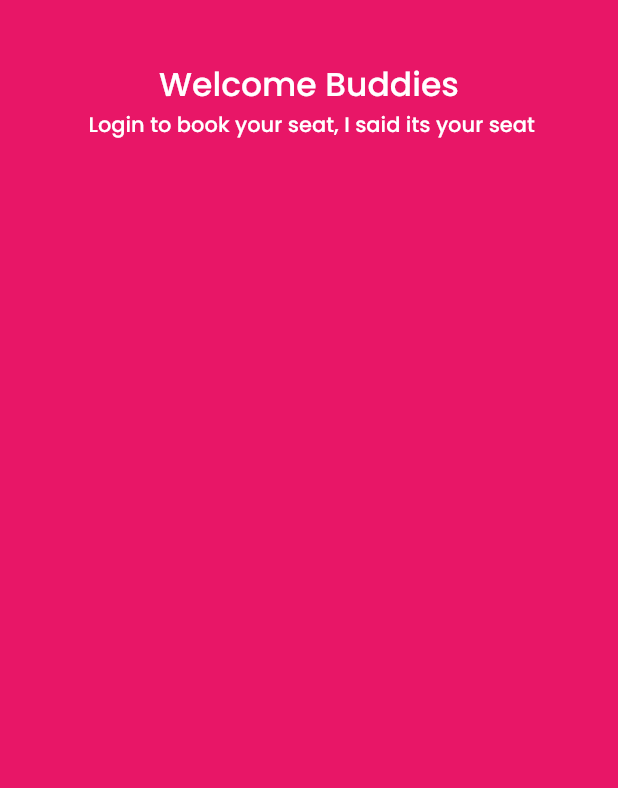
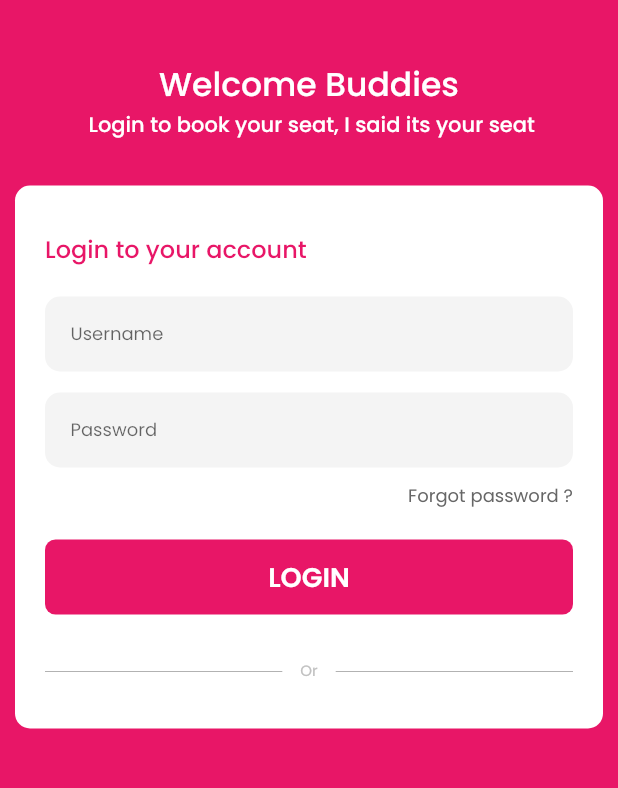
Before and after one commit to tranphunguyen98/movie_tickets, a Flutter app: the screen it shows after launch, on a phone screen of 412 x 824 dp, the part 167-955 px from its top. Run offline on Flutter 3.47's test engine with Material 2 defaults, Android fonts, the phone set to English and light mode, and no system bars; our stand-ins replace flutter_svg.

Commit message:
feat (Login): add widget login form

```diff
--- a/lib/presentation/screen/login/widget_login_form.dart
+++ b/lib/presentation/screen/login/widget_login_form.dart
@@ -1,8 +1,134 @@
+import 'package:find_seat/presentation/common_widgets/widget_spacer.dart';
+import 'package:find_seat/utils/my_const/my_const.dart';
 import 'package:flutter/material.dart';
 
 class WidgetLoginForm extends StatelessWidget {
   @override
   Widget build(BuildContext context) {
-    return Container();
+    return Container(
+      margin: EdgeInsets.symmetric(horizontal: 10),
+      padding: EdgeInsets.symmetric(horizontal: 20, vertical: 30),
+      decoration: BoxDecoration(
+        shape: BoxShape.rectangle,
+        borderRadius: BorderRadius.circular(10),
+        color: COLOR_CONST.WHITE,
+      ),
+      child: Column(
+        children: <Widget>[
+          Align(
+            alignment: Alignment.centerLeft,
+            child: Text('Login to your account',
+                style: FONT_CONST.MEDIUM_DEFAULT_16),
+          ),
+          WidgetSpacer(height: 20),
+          _buildTextFieldUsername(),
+          WidgetSpacer(height: 14),
+          _buildTextFieldPassword(),
+          WidgetSpacer(height: 10),
+          Align(
+            alignment: Alignment.centerRight,
+            child: Text(
+              'Forgot password ?',
+              style: FONT_CONST.REGULAR_GRAY4_12,
+            ),
+          ),
+          WidgetSpacer(height: 20),
+          _buildButtonLogin(),
+          WidgetSpacer(height: 30),
+          _buildTextOr(),
+        ],
+      ),
+    );
+  }
+
+  _buildTextOr() {
+    return Stack(
+      children: <Widget>[
+        Align(
+          alignment: Alignment.center,
+          child: Divider(
+            color: COLOR_CONST.BLACK_30,
+          ),
+        ),
+        Align(
+          alignment: Alignment.center,
+          child: Container(
+            color: COLOR_CONST.WHITE,
+            child: Padding(
+              padding: const EdgeInsets.symmetric(horizontal: 12, vertical: 0),
+              child: Text(
+                'Or',
+                style: FONT_CONST.REGULAR_GRAY5_10,
+              ),
+            ),
+          ),
+        )
+      ],
+    );
+  }
+
+  _buildButtonLogin() {
+    return SizedBox(
+      width: double.infinity,
+      height: 50,
+      child: FlatButton(
+        onPressed: () {},
+        color: COLOR_CONST.DEFAULT,
+        shape: RoundedRectangleBorder(
+          borderRadius: new BorderRadius.circular(7.0),
+        ),
+        child: Text(
+          'Login'.toUpperCase(),
+          style: FONT_CONST.SEMIBOLD_WHITE_18,
+        ),
+      ),
+    );
+  }
+
+  _buildTextFieldPassword() {
+    return Container(
+      height: 50,
+      padding: EdgeInsets.symmetric(horizontal: 17),
+      decoration: BoxDecoration(
+        shape: BoxShape.rectangle,
+        borderRadius: BorderRadius.circular(10),
+        color: COLOR_CONST.GRAY3,
+      ),
+      child: Center(
+        child: TextField(
+          style: FONT_CONST.REGULAR_GRAY1_12,
+          maxLines: 1,
+          keyboardType: TextInputType.text,
+          obscureText: true,
+          textAlign: TextAlign.left,
+          decoration: InputDecoration.collapsed(
+            hintText: 'Password',
+          ),
+        ),
+      ),
+    );
+  }
+
+  _buildTextFieldUsername() {
+    return Container(
+      height: 50,
+      padding: EdgeInsets.symmetric(horizontal: 17),
+      decoration: BoxDecoration(
+        shape: BoxShape.rectangle,
+        borderRadius: BorderRadius.circular(10),
+        color: COLOR_CONST.GRAY3,
+      ),
+      child: Center(
+        child: TextField(
+          style: FONT_CONST.REGULAR_GRAY1_12,
+          maxLines: 1,
+          keyboardType: TextInputType.text,
+          textAlign: TextAlign.left,
+          decoration: InputDecoration.collapsed(
+            hintText: 'Username',
+          ),
+        ),
+      ),
+    );
   }
 }
--- a/lib/presentation/screen/login/widget_top_welcome.dart
+++ b/lib/presentation/screen/login/widget_top_welcome.dart
@@ -16,7 +16,8 @@ class WidgetTopWelcome extends StatelessWidget {
         WidgetSpacer(height: 40),
         Text('Welcome Buddies', style: FONT_CONST.MEDIUM_WHITE_22),
         Text(' Login to book your seat, I said its your seat',
-            style: FONT_CONST.MEDIUM_WHITE_14)
+            style: FONT_CONST.MEDIUM_WHITE_14),
+        WidgetSpacer(height: 30),
       ],
     );
   }
--- a/lib/utils/my_const/COLOR_CONST.dart
+++ b/lib/utils/my_const/COLOR_CONST.dart
@@ -11,7 +11,11 @@ class COLOR_CONST {
   static final HexColor WHITE_70 = new HexColor("#B3FFFFFF");
   static final HexColor BLACK = new HexColor("#000000");
   static final HexColor BLACK2 = new HexColor("#333333");
+  static final HexColor BLACK_30 = new HexColor("#4D000000");
   static final HexColor GRAY1 = new HexColor("#999999");
   static final HexColor GRAY2 = new HexColor("#F8F8F8");
+  static final HexColor GRAY3 = new HexColor("#F4F4F4");
+  static final HexColor GRAY4 = new HexColor("#666666");
+  static final HexColor GRAY5 = new HexColor("#C1C1C1");
   static final HexColor ITEM_BG = new HexColor("#F3F6F8");
 }
--- a/lib/utils/my_const/FONT_CONST.dart
+++ b/lib/utils/my_const/FONT_CONST.dart
@@ -14,14 +14,37 @@ class FONT_CONST {
     color: COLOR_CONST.BLACK,
   );
 
+  static final SEMIBOLD = TextStyle(
+    fontFamily: 'Poppins',
+    fontWeight: FontWeight.w600,
+    color: COLOR_CONST.BLACK,
+  );
+
   //REGULAR
   static final REGULAR_WHITE = REGULAR.copyWith(color: COLOR_CONST.WHITE);
+
+  static final REGULAR_GRAY1 = REGULAR.copyWith(color: COLOR_CONST.GRAY1);
+  static final REGULAR_GRAY1_12 = REGULAR_GRAY1.copyWith(fontSize: 12);
+
+  static final REGULAR_GRAY4 = REGULAR.copyWith(color: COLOR_CONST.GRAY4);
+  static final REGULAR_GRAY4_12 = REGULAR_GRAY4.copyWith(fontSize: 12);
+
+  static final REGULAR_GRAY5 = REGULAR.copyWith(color: COLOR_CONST.GRAY5);
+  static final REGULAR_GRAY5_10 = REGULAR_GRAY5.copyWith(fontSize: 10);
 
   //MEDIUM
   static final MEDIUM_WHITE = MEDIUM.copyWith(color: COLOR_CONST.WHITE);
   static final MEDIUM_WHITE_22 = MEDIUM_WHITE.copyWith(fontSize: 22);
   static final MEDIUM_WHITE_14 = MEDIUM_WHITE.copyWith(fontSize: 14);
 
+  static final MEDIUM_DEFAULT = MEDIUM.copyWith(color: COLOR_CONST.DEFAULT);
+  static final MEDIUM_DEFAULT_14 = MEDIUM_DEFAULT.copyWith(fontSize: 14);
+  static final MEDIUM_DEFAULT_16 = MEDIUM_DEFAULT.copyWith(fontSize: 16);
+
   static final MEDIUM_WHITE_70 = MEDIUM.copyWith(color: COLOR_CONST.WHITE_70);
   static final MEDIUM_WHITE_70_14 = MEDIUM_WHITE_70.copyWith(fontSize: 14);
+
+  //SEMI_BOLD
+  static final SEMIBOLD_WHITE = SEMIBOLD.copyWith(color: COLOR_CONST.WHITE);
+  static final SEMIBOLD_WHITE_18 = SEMIBOLD_WHITE.copyWith(fontSize: 18);
 }
```
